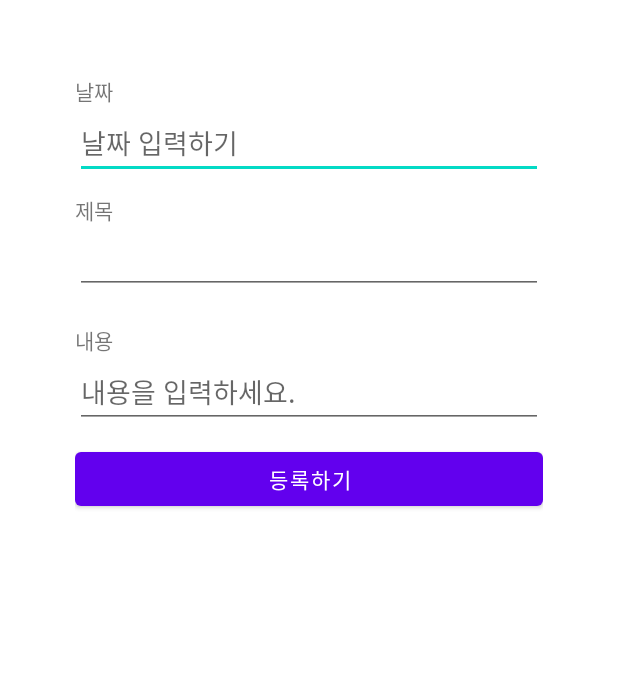
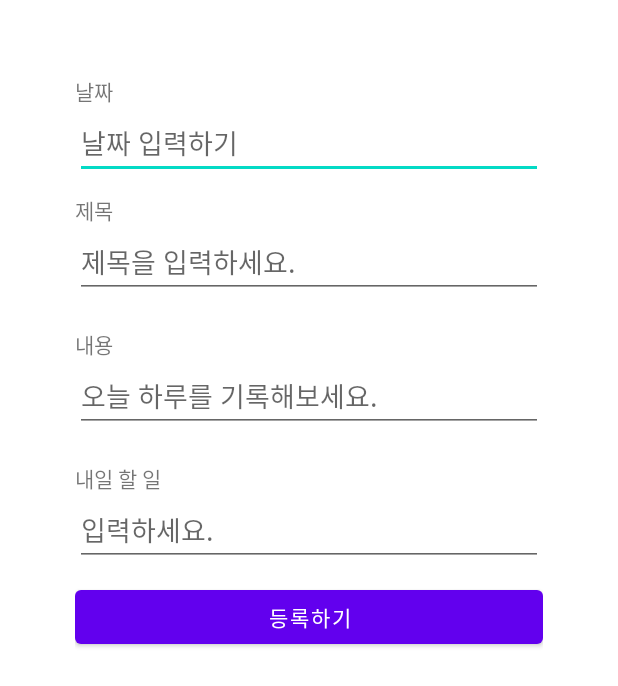
Before and after one commit to hrlee0424/MyDiary, an Android app: the WriteActivity screen opened directly, with no data from a screen before it, on a phone screen of 412 x 824 dp. Shown: the top 686 px of the screen. Run offline under Robolectric (Android 15) with nearby library versions, the phone set to English and light mode, and no system bars; our stand-ins replace Room's generated code.

Commit message:
WriteActivity

```diff
--- a/app/src/main/res/layout/activity_write.xml
+++ b/app/src/main/res/layout/activity_write.xml
@@ -37,14 +37,13 @@
         <TextView
             android:layout_width="match_parent"
             android:layout_height="wrap_content"
-            android:text="제목"
-            android:hint="제목을 입력하세요."/>
+            android:text="제목" />
 
         <EditText
             android:id="@+id/editTitle"
             android:layout_width="match_parent"
-            android:layout_height="wrap_content"/>
-
+            android:layout_height="wrap_content"
+            android:hint="제목을 입력하세요."/>
         </LinearLayout>
 
     <LinearLayout
@@ -63,7 +62,27 @@
             android:id="@+id/editContents"
             android:layout_width="match_parent"
             android:layout_height="wrap_content"
-            android:hint="내용을 입력하세요."/>
+            android:hint="오늘 하루를 기록해보세요."/>
+
+    </LinearLayout>
+
+    <LinearLayout
+        android:layout_width="match_parent"
+        android:layout_height="wrap_content"
+        android:orientation="vertical"
+        android:paddingTop="10dp"
+        android:paddingBottom="10dp">
+
+        <TextView
+            android:layout_width="match_parent"
+            android:layout_height="wrap_content"
+            android:text="내일 할 일"/>
+
+        <EditText
+            android:id="@+id/editTodo"
+            android:layout_width="match_parent"
+            android:layout_height="wrap_content"
+            android:hint="입력하세요."/>
 
     </LinearLayout>
 
--- a/app/src/main/res/layout/list_item.xml
+++ b/app/src/main/res/layout/list_item.xml
@@ -1,7 +1,7 @@
 <?xml version="1.0" encoding="utf-8"?>
 <LinearLayout
     xmlns:android="http://schemas.android.com/apk/res/android" android:layout_width="match_parent"
-    android:layout_height="wrap_content" android:orientation="vertical">
+    android:layout_height="wrap_content" android:orientation="vertical" android:padding="10dp">
 
     <TextView
         android:id="@+id/title"
```
Also changed, not shown: app/src/main/java/polarbear/mydiary/WriteActivity.kt (+29 -3 lines).
